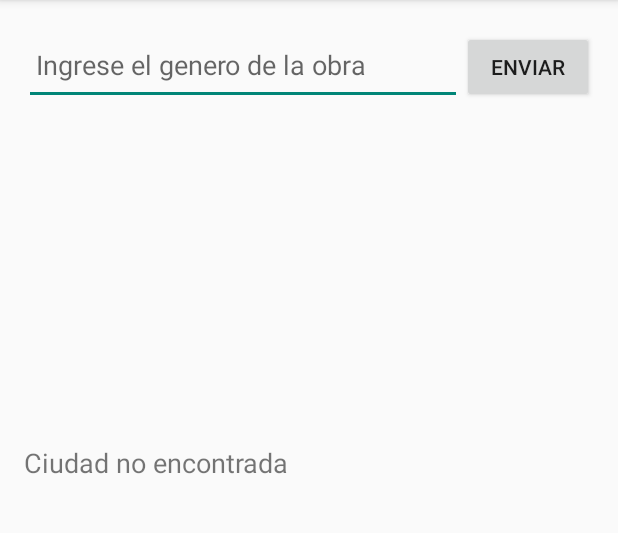
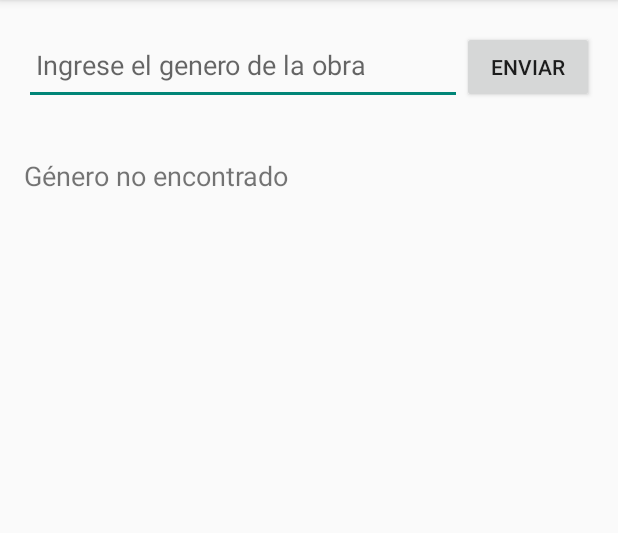
Before and after one commit to Lalord22/galeriaMoviles, an Android app: the screen it shows after launch (MainActivity), after a tap on "ENVIAR", on a phone screen of 412 x 824 dp, the part 84-617 px from its top. Run offline under Robolectric (Android 15) with nearby library versions, the phone set to English and light mode, and no system bars.

Commit message:
Displays all paintings matching gender

```diff
--- a/app/src/main/java/com/example/clima/MainActivity.kt
+++ b/app/src/main/java/com/example/clima/MainActivity.kt
@@ -1,9 +1,11 @@
 package com.example.clima
 
 import android.os.Bundle
+import android.view.View
 import android.widget.Button
 import android.widget.EditText
 import android.widget.ImageView
+import android.widget.LinearLayout
 import android.widget.TextView
 import androidx.appcompat.app.AppCompatActivity
 
@@ -12,10 +14,7 @@ class MainActivity : AppCompatActivity() {
     // Declarar variables para las vistas
     private lateinit var edCiudad: EditText
     private lateinit var btBuscar: Button
-    private lateinit var imgTiempo: ImageView
-    private lateinit var tvTemperatura: TextView
-    private lateinit var tvHumedad: TextView
-    private lateinit var tvDescripcion: TextView
+    private lateinit var resultsLayout: LinearLayout
 
     private val pinturaList = mutableListOf<Pintura>()
 
@@ -35,29 +34,15 @@ class MainActivity : AppCompatActivity() {
         // Inicializar vistas
         edCiudad = findViewById(R.id.edNomCiudad)
         btBuscar = findViewById(R.id.btBuscar)
-        imgTiempo = findViewById(R.id.imgTiempo)
-        tvTemperatura = findViewById(R.id.tvTemperatura)
-        tvHumedad = findViewById(R.id.tvHumedad)
-        tvDescripcion = findViewById(R.id.tvDescripcion)
+        resultsLayout = findViewById(R.id.resultsLayout)
 
         // Rellenar la lista con datos de prueba
         llenarGaleria()
 
         btBuscar.setOnClickListener {
             val generoInput = edCiudad.text.toString()
-
-            // Obtener los datos del clima actual de la lista
-            val tiempoCiudad = pinturaList.find { it.genero == generoInput }
-            if (tiempoCiudad != null) {
-                updateUI(tiempoCiudad)
-            } else {
-                tvTemperatura.text = "Ciudad no encontrada"
-                tvHumedad.text = ""
-                tvDescripcion.text = ""
-                imgTiempo.setImageResource(0) // Limpia la imagen
-            }
+            buscarPinturas(generoInput)
         }
-
     }
 
     private fun llenarGaleria() {
@@ -116,13 +101,39 @@ class MainActivity : AppCompatActivity() {
         }
     }
 
+    private fun buscarPinturas(genero: String) {
+        resultsLayout.removeAllViews()
+        val matchingPinturas = pinturaList.filter { it.genero == genero }
 
-    private fun updateUI(pintura: Pintura) {
-        tvTemperatura.text = "Autor: ${pintura.autor}"
-        tvHumedad.text = "Año: ${pintura.annio}"
+        if (matchingPinturas.isNotEmpty()) {
+            matchingPinturas.forEach { pintura ->
+                addPinturaView(pintura)
+            }
+        } else {
+            val noResultTextView = TextView(this).apply {
+                text = "Género no encontrado"
+                textSize = 18f
+                setPadding(0, 10, 0, 10)
+            }
+            resultsLayout.addView(noResultTextView)
+        }
+    }
+
+    private fun addPinturaView(pintura: Pintura) {
+        val view = layoutInflater.inflate(R.layout.pintura_item, resultsLayout, false)
+
+        val tvAutor = view.findViewById<TextView>(R.id.tvAutor)
+        val tvAnnio = view.findViewById<TextView>(R.id.tvAnnio)
+        val tvDescripcion = view.findViewById<TextView>(R.id.tvDescripcion)
+        val imgTiempo = view.findViewById<ImageView>(R.id.imgTiempo)
+
+        tvAutor.text = "Autor: ${pintura.autor}"
+        tvAnnio.text = "Año: ${pintura.annio}"
         tvDescripcion.text = "Descripción: ${pintura.descripcion}"
 
         val resourceId = resources.getIdentifier(pintura.nomImagen, "drawable", packageName)
         imgTiempo.setImageResource(resourceId)
+
+        resultsLayout.addView(view)
     }
 }
--- a/app/src/main/res/layout/activity_main.xml
+++ b/app/src/main/res/layout/activity_main.xml
@@ -8,8 +8,7 @@
     android:layout_height="match_parent"
     tools:context=".MainActivity">
 
-    <LinearLayout xmlns:android="http://schemas.android.com/apk/res/android"
-        xmlns:tools="http://schemas.android.com/tools"
+    <LinearLayout
         android:layout_width="match_parent"
         android:layout_height="match_parent"
         android:orientation="vertical"
@@ -37,38 +36,18 @@
 
         </LinearLayout>
 
-        <ImageView
-            android:id="@+id/imgTiempo"
-            android:layout_width="203dp"
-            android:layout_height="204dp"
-            android:layout_gravity="center"
-            android:paddingTop="10dp"
-            android:scaleType="centerCrop" />
+        <ScrollView
+            android:layout_width="match_parent"
+            android:layout_height="wrap_content"
+            android:paddingTop="16dp">
 
+            <LinearLayout
+                android:id="@+id/resultsLayout"
+                android:layout_width="match_parent"
+                android:layout_height="wrap_content"
+                android:orientation="vertical" />
 
-        <TextView
-            android:id="@+id/tvTemperatura"
-            android:layout_width="wrap_content"
-            android:layout_height="wrap_content"
-            android:paddingTop="10dp"
-            android:text="Autor: "
-            android:textSize="18sp" />
-
-        <TextView
-            android:id="@+id/tvHumedad"
-            android:layout_width="wrap_content"
-            android:layout_height="wrap_content"
-            android:paddingTop="10dp"
-            android:text="Año:"
-            android:textSize="18sp" />
-
-        <TextView
-            android:id="@+id/tvDescripcion"
-            android:layout_width="wrap_content"
-            android:layout_height="wrap_content"
-            android:paddingTop="10dp"
-            android:text="Descripción:"
-            android:textSize="18sp" />
+        </ScrollView>
 
     </LinearLayout>
 
```
Also changed, not shown: app/src/main/res/layout/pintura_item.xml (added, +39 -0 lines).
